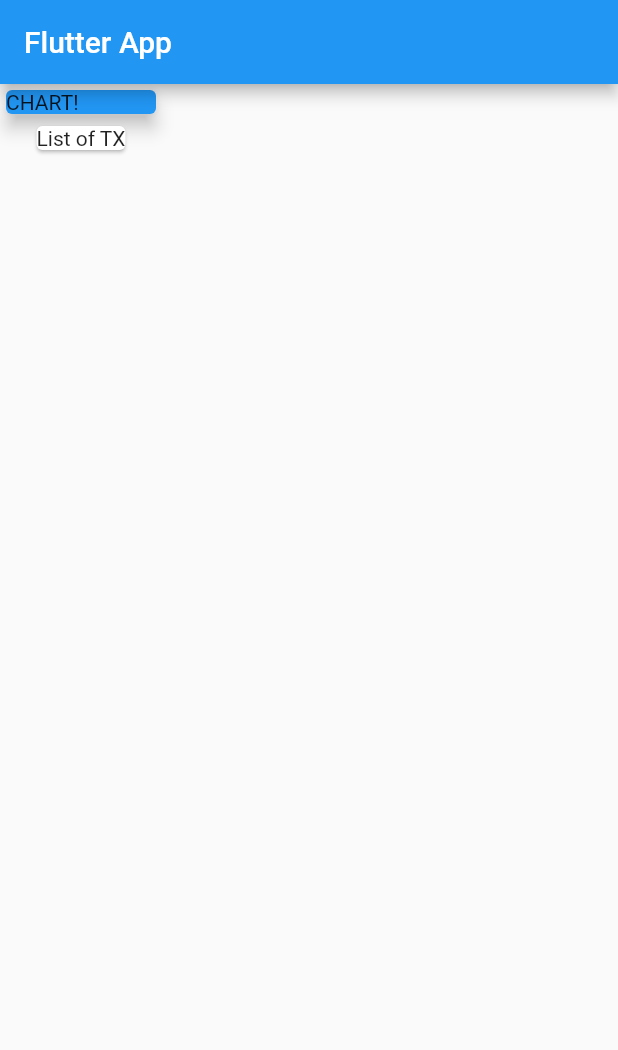
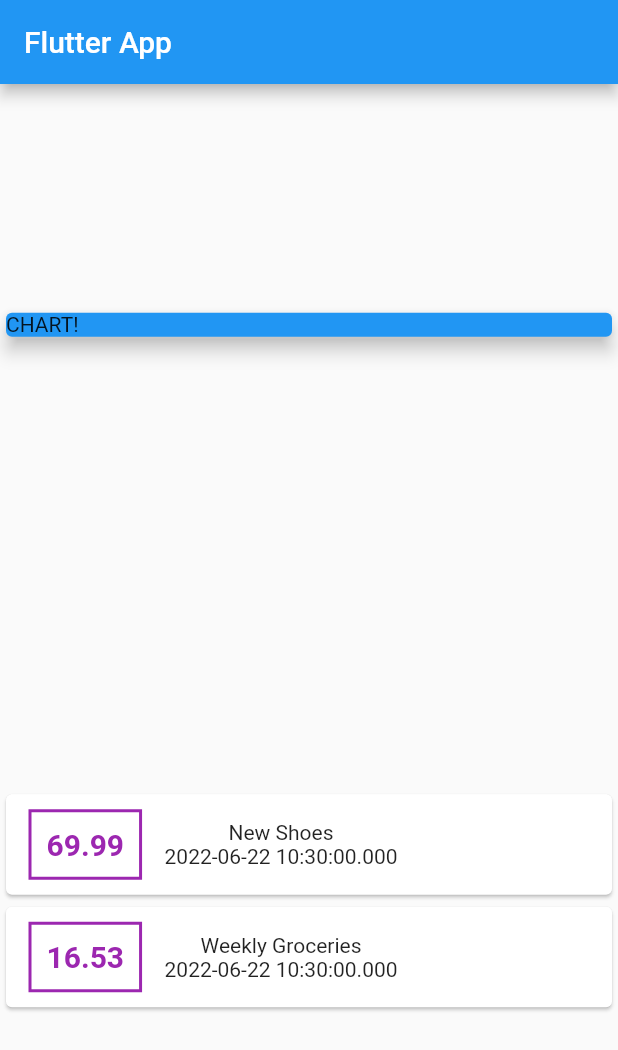
Before and after one commit to Dilman01/personal_expenses, a Flutter app: the screen it shows after launch, on a phone screen of 412 x 824 dp. Shown: the top 1050 px of the screen. Run offline on Flutter 3.47's test engine with Material 2 defaults, Android fonts, the phone set to English and light mode, and no system bars.

Commit message:
Add Some Styling

```diff
--- a/lib/main.dart
+++ b/lib/main.dart
@@ -1,6 +1,8 @@
-// ignore_for_file: sort_child_properties_last, prefer_const_constructors, use_key_in_widget_constructors, sized_box_for_whitespace
+// ignore_for_file: prefer_const_constructors, sized_box_for_whitespace, sort_child_properties_last, prefer_const_literals_to_create_immutables
 
 import 'package:flutter/material.dart';
+
+import './transaction.dart';
 
 void main() => runApp(MyApp());
 
@@ -15,6 +17,21 @@ class MyApp extends StatelessWidget {
 }
 
 class MyHomePage extends StatelessWidget {
+  final List<Transaction> transactions = [
+    Transaction(
+      id: 't1',
+      title: 'New Shoes',
+      amount: 69.99,
+      date: DateTime.now(),
+    ),
+    Transaction(
+      id: 't2',
+      title: 'Weekly Groceries',
+      amount: 16.53,
+      date: DateTime.now(),
+    ),
+  ];
+
   @override
   Widget build(BuildContext context) {
     return Scaffold(
@@ -22,17 +39,55 @@ class MyHomePage extends StatelessWidget {
         title: Text('Flutter App'),
       ),
       body: Column(
+        mainAxisAlignment: MainAxisAlignment.spaceAround,
+        crossAxisAlignment: CrossAxisAlignment.stretch,
         children: <Widget>[
-          Card(
-            color: Colors.blue,
-            child: Container(
-              width: 100,
+          Container(
+            width: double.infinity,
+            child: Card(
+              color: Colors.blue,
               child: Text('CHART!'),
+              elevation: 5,
             ),
-            elevation: 5,
           ),
-          Card(
-            child: Text('List of TX'),
+          Column(
+            children: transactions.map((tx) {
+              return Card(
+                child: Row(
+                  children: <Widget>[
+                    Container(
+                      margin: EdgeInsets.symmetric(
+                        vertical: 10,
+                        horizontal: 15,
+                      ),
+                      decoration: BoxDecoration(
+                        border: Border.all(
+                          color: Colors.purple,
+                          width: 2,
+                        ),
+                      ),
+                      padding: EdgeInsets.all(10),
+                      child: Text(
+                        tx.amount.toString(),
+                        style: TextStyle(
+                          fontWeight: FontWeight.bold,
+                          fontSize: 20,
+                          color: Colors.purple,
+                        ),
+                      ),
+                    ),
+                    Column(
+                      children: [
+                        Text(tx.title!),
+                        Text(
+                          tx.date.toString(),
+                        ),
+                      ],
+                    ),
+                  ],
+                ),
+              );
+            }).toList(),
           ),
         ],
       ),
--- /dev/null
+++ b/lib/transaction.dart
@@ -0,0 +1,15 @@
+import 'package:flutter/foundation.dart';
+
+class Transaction {
+  final String? id;
+  final String? title;
+  final double? amount;
+  final DateTime? date;
+
+  Transaction({
+    @required this.id,
+    @required this.title,
+    @required this.amount,
+    @required this.date,
+  });
+}
```
Also changed, not shown: pubspec.lock, 1 other file.
